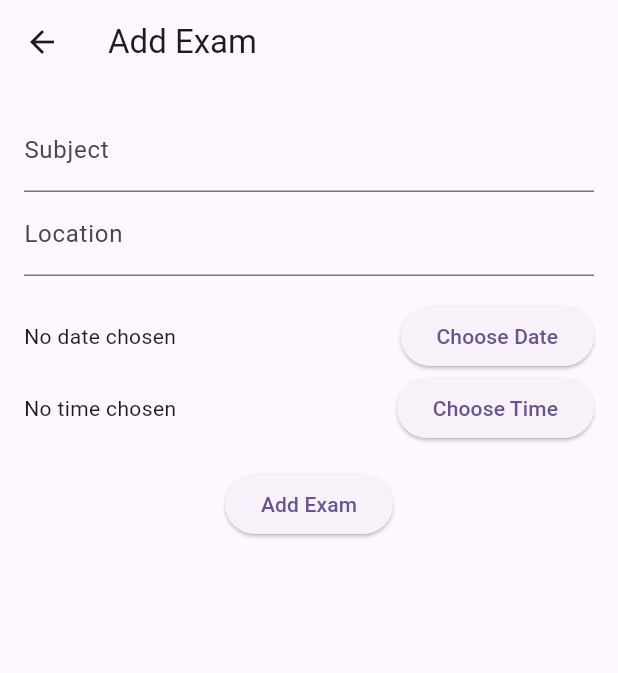
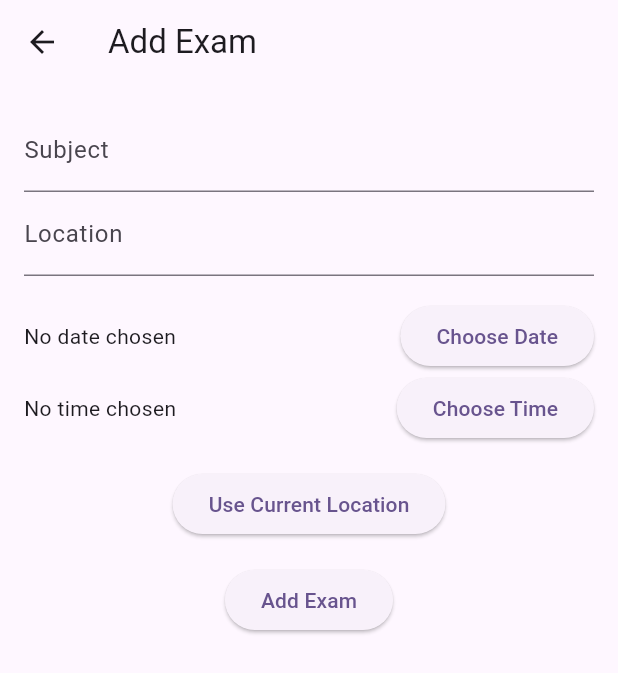
Before and after one commit to milavidoeska5/Mis-Lab4, a Flutter app: the screen it shows after launch, after a tap on the "add" icon, on a phone screen of 412 x 824 dp. Shown: the top 673 px of the screen. Run offline on Flutter 3.47's test engine with Material 3 defaults, Android fonts, the phone set to English and light mode, and no system bars; our stand-ins replace flutter_local_notifications, geolocator, google_maps_flutter, table_calendar.

Commit message:
Map added

```diff
--- a/lib/main.dart
+++ b/lib/main.dart
@@ -1,7 +1,17 @@
 import 'package:flutter/material.dart';
+import 'package:flutter_local_notifications/flutter_local_notifications.dart';
+import 'package:geolocator/geolocator.dart';
 import 'screens/calendar_screen.dart';
 
-void main() {
+final FlutterLocalNotificationsPlugin flutterLocalNotificationsPlugin = FlutterLocalNotificationsPlugin();
+
+void main() async {
+  WidgetsFlutterBinding.ensureInitialized();
+  const AndroidInitializationSettings initializationSettingsAndroid = AndroidInitializationSettings('app_icon');
+  const InitializationSettings initializationSettings = InitializationSettings(android: initializationSettingsAndroid);
+
+  await flutterLocalNotificationsPlugin.initialize(initializationSettings);
+  await Geolocator.requestPermission();
   runApp(const MyApp());
 }
 
--- a/lib/models/exam.dart
+++ b/lib/models/exam.dart
@@ -2,6 +2,9 @@ class Exam {
   final String subject;
   final DateTime dateTime;
   final String location;
+  final double? latitude;
+  final double? longitude;
 
-  Exam({required this.subject, required this.dateTime, required this.location});
+  Exam({required this.subject, required this.dateTime, required this.location,
+    this.latitude, this.longitude,});
 }
--- a/lib/screens/add_exam_screen.dart
+++ b/lib/screens/add_exam_screen.dart
@@ -1,4 +1,5 @@
 import 'package:flutter/material.dart';
+import 'package:geolocator/geolocator.dart';
 import '../models/exam.dart';
 
 class AddExamScreen extends StatefulWidget {
@@ -12,6 +13,8 @@ class _AddExamScreenState extends State<AddExamScreen> {
   final _locationController = TextEditingController();
   DateTime? _selectedDate;
   TimeOfDay? _selectedTime;
+  double? _latitude;
+  double? _longitude;
 
   void _pickDate() async {
     final date = await showDatePicker(
@@ -39,6 +42,29 @@ class _AddExamScreenState extends State<AddExamScreen> {
     }
   }
 
+  Future<Position> _getCurrentLocation() async {
+    bool serviceEnabled = await Geolocator.isLocationServiceEnabled();
+    if (!serviceEnabled) {
+      throw Exception('Location services are disabled.');
+    }
+
+    LocationPermission permission = await Geolocator.checkPermission();
+    if (permission == LocationPermission.denied) {
+      permission = await Geolocator.requestPermission();
+      if (permission == LocationPermission.denied) {
+        throw Exception('Location permissions are denied.');
+      }
+    }
+
+    if (permission == LocationPermission.deniedForever) {
+      throw Exception('Location permissions are permanently denied.');
+    }
+
+    return await Geolocator.getCurrentPosition(
+      desiredAccuracy: LocationAccuracy.high,
+    );
+  }
+
   @override
   Widget build(BuildContext context) {
     return Scaffold(
@@ -49,6 +75,7 @@ class _AddExamScreenState extends State<AddExamScreen> {
         padding: const EdgeInsets.all(16.0),
         child: Form(
           key: _formKey,
+          child: SingleChildScrollView(
             child: Column(
               children: [
                 TextFormField(
@@ -98,6 +125,33 @@ class _AddExamScreenState extends State<AddExamScreen> {
                 ),
                 const SizedBox(height: 16),
                 ElevatedButton(
+                  onPressed: () async {
+                    try {
+                      final position = await Geolocator.getCurrentPosition();
+                      setState(() {
+                        _latitude = position.latitude;
+                        _longitude = position.longitude;
+                      });
+                    } catch (e) {
+                      ScaffoldMessenger.of(context).showSnackBar(
+                        SnackBar(
+                          content: Text('Failed to get location: $e'),
+                        ),
+                      );
+                    }
+                  },
+                  child: Text('Use Current Location'),
+                ),
+                if (_latitude != null && _longitude != null)
+                  Padding(
+                    padding: const EdgeInsets.only(top: 8.0),
+                    child: Text(
+                      'Location: $_latitude, $_longitude',
+                      style: TextStyle(fontSize: 16, fontWeight: FontWeight.bold),
+                    ),
+                  ),
+                const SizedBox(height: 16),
+                ElevatedButton(
                   onPressed: () {
                     if (_formKey.currentState!.validate() &&
                         _selectedDate != null &&
@@ -114,6 +168,8 @@ class _AddExamScreenState extends State<AddExamScreen> {
                         subject: _subjectController.text,
                         dateTime: dateTime,
                         location: _locationController.text,
+                        latitude: _latitude,
+                        longitude: _longitude,
                       );
 
                       Navigator.pop(context, newExam);
@@ -125,6 +181,7 @@ class _AddExamScreenState extends State<AddExamScreen> {
             ),
           ),
         ),
+      ),
     );
   }
 }
--- a/lib/screens/calendar_screen.dart
+++ b/lib/screens/calendar_screen.dart
@@ -1,4 +1,7 @@
 import 'package:flutter/material.dart';
+import 'package:flutter_local_notifications/flutter_local_notifications.dart';
+import 'package:geolocator/geolocator.dart';
+import 'package:google_maps_flutter/google_maps_flutter.dart';
 import 'package:table_calendar/table_calendar.dart';
 
 import '../models/exam.dart';
@@ -13,6 +16,19 @@ class _CalendarScreenState extends State<CalendarScreen> {
   DateTime _focusedDay = DateTime.now();
   DateTime? _selectedDay;
   final Map<DateTime, List<Exam>> _examsByDate = {};
+  late GoogleMapController _mapController;
+  Set<Marker> _markers = {};
+  LatLng? _currentLocation;
+
+  @override
+  void initState() {
+    super.initState();
+    _getCurrentLocation().then((position) {
+      setState(() {
+        _currentLocation = LatLng(position.latitude, position.longitude);
+      });
+    });
+  }
 
   void _addExam(Exam exam) {
     setState(() {
@@ -21,7 +37,48 @@ class _CalendarScreenState extends State<CalendarScreen> {
         _examsByDate[date] = [];
       }
       _examsByDate[date]!.add(exam);
+
+      if (exam.latitude != null && exam.longitude != null) {
+        _markers.add(Marker(
+          markerId: MarkerId(exam.subject),
+          position: LatLng(exam.latitude!, exam.longitude!),
+          infoWindow: InfoWindow(title: exam.subject, snippet: exam.location),
+        ));
+      }
     });
+  }
+
+  Future<Position> _getCurrentLocation() async {
+    bool serviceEnabled;
+    LocationPermission permission;
+
+    serviceEnabled = await Geolocator.isLocationServiceEnabled();
+    if (!serviceEnabled) {
+      throw Exception('Location services are disabled.');
+    }
+
+    permission = await Geolocator.checkPermission();
+    if (permission == LocationPermission.denied) {
+      permission = await Geolocator.requestPermission();
+      if (permission == LocationPermission.denied) {
+        throw Exception('Location permissions are denied.');
+      }
+    }
+
+    if (permission == LocationPermission.deniedForever) {
+      throw Exception(
+          'Location permissions are permanently denied, we cannot request permissions.');
+    }
+
+    return await Geolocator.getCurrentPosition();
+  }
+
+  void _onMapCreated(GoogleMapController controller) {
+    _mapController = controller;
+    if (_currentLocation != null) {
+      // Move the camera to the user's current location when the map is created
+      _mapController.moveCamera(CameraUpdate.newLatLngZoom(_currentLocation!, 12));
+    }
   }
 
   @override
@@ -47,7 +104,6 @@ class _CalendarScreenState extends State<CalendarScreen> {
               }
             },
           ),
-
         ],
       ),
       body: Padding(
@@ -105,8 +161,21 @@ class _CalendarScreenState extends State<CalendarScreen> {
                     ),
                   ],
                 ),
-              )
-
+              ),
+            const SizedBox(height: 16),
+            if (_currentLocation != null)
+              Container(
+                height: 300,
+                width: double.infinity,
+                child: GoogleMap(
+                  initialCameraPosition: CameraPosition(
+                    target: _currentLocation!,
+                    zoom: 12,
+                  ),
+                  markers: _markers,
+                  onMapCreated: _onMapCreated,
+                ),
+              ),
           ],
         ),
       ),
--- a/pubspec.yaml
+++ b/pubspec.yaml
@@ -36,6 +36,9 @@ dependencies:
   # Use with the CupertinoIcons class for iOS style icons.
   cupertino_icons: ^1.0.8
   table_calendar: ^3.1.3
+  geolocator: ^13.0.2
+  flutter_local_notifications: ^18.0.1
+  google_maps_flutter: ^2.10.0
 
 dev_dependencies:
   flutter_test:
```
Also changed, not shown: pubspec.lock, 6 other files. Lines whose indentation alone changed are shown as unchanged.
